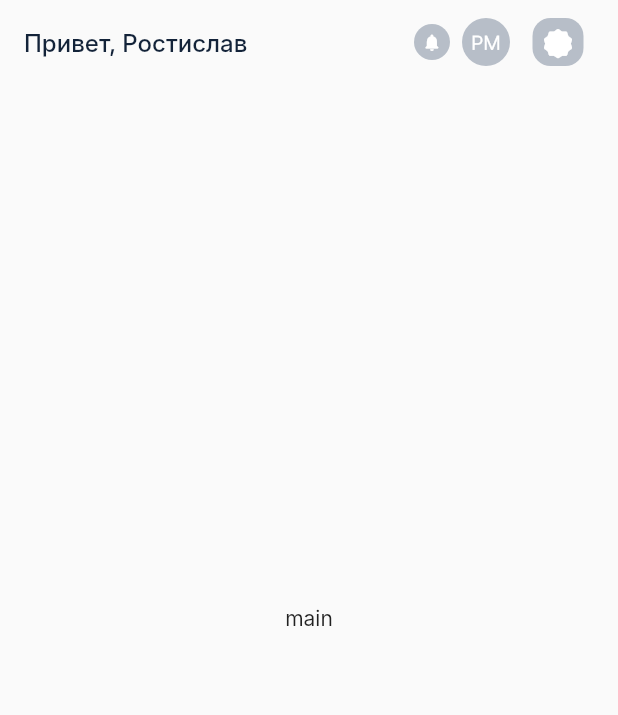
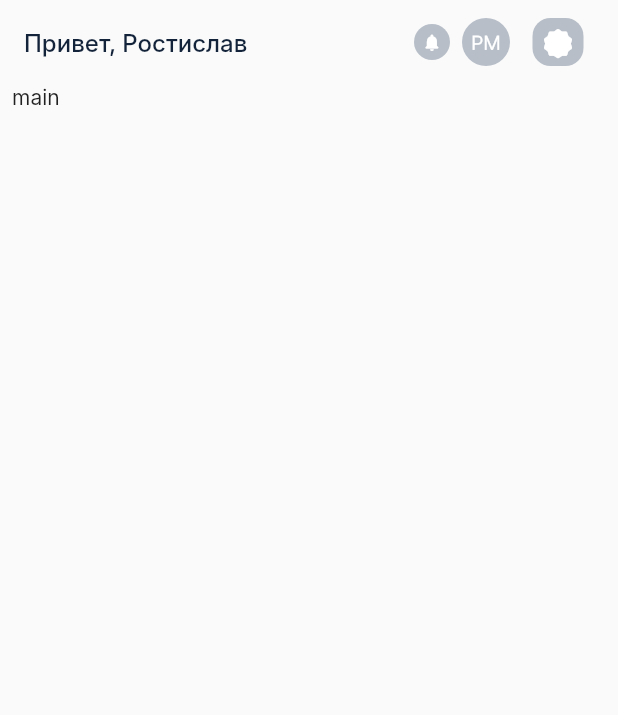
Before and after one commit to Nadia-ru/praktika_volsu, a Flutter app: the screen it shows after launch, on a phone screen of 412 x 824 dp. Shown: the top 715 px of the screen. Run offline on Flutter 3.47's test engine with Material 2 defaults, Android fonts, the phone set to English and light mode, and no system bars; Roboto replaces fonts that are missing (Inter).

Commit message:
nwws widget

```diff
--- a/lib/widgets/main_screen/main_screen_widget.dart
+++ b/lib/widgets/main_screen/main_screen_widget.dart
@@ -1,6 +1,6 @@
 import 'package:flutter/material.dart';
 import 'package:praktika/widgets/icons/app_bar_icon_icons.dart';
-import '/widgets/news/news_widget.dart';
+import 'package:praktika/widgets/news/news_widget.dart';
 import '../icons/custom_icon_icons.dart';
 
 class MainScreenWidget extends StatefulWidget {
@@ -101,8 +101,11 @@ class _MainScreenWidgetState extends State<MainScreenWidget> {
           )
         ],
       ),
-      body: Center(
-        child: _widgetOptions[_selectedTab],
+      body: SizedBox.expand(
+        child: Padding(
+          padding: const EdgeInsets.symmetric(horizontal: 8.0),
+          child: _widgetOptions[_selectedTab],
+        ),
       ),
       bottomNavigationBar: BottomNavigationBar(
         currentIndex: _selectedTab,
```
Also changed, not shown: lib/widgets/news/news_widget.dart (+37 -0 lines).
